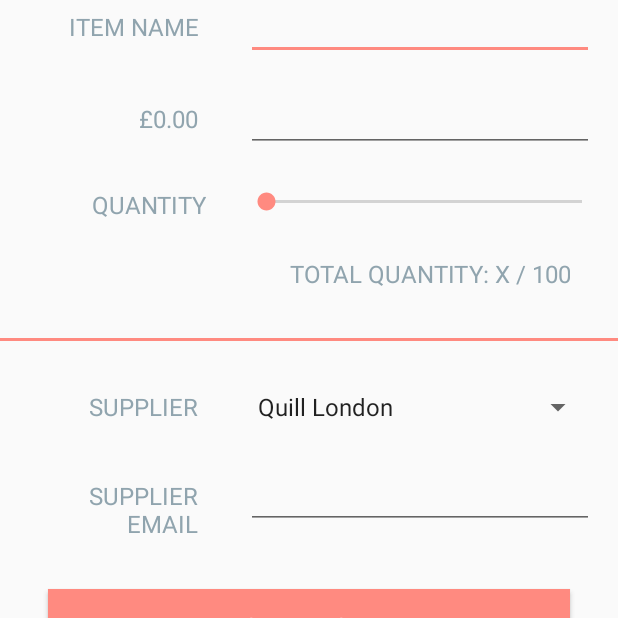
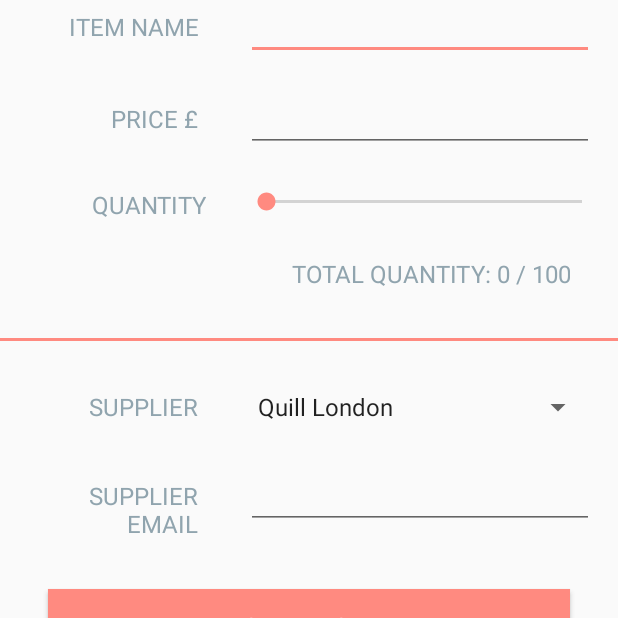
Before and after one commit to taml/inventory-app, an Android app: the AddEditActivity screen opened directly, with no data from a screen before it, on a phone screen of 412 x 824 dp, the part 371-989 px from its top. Run offline under Robolectric (Android 15) with nearby library versions, the phone set to English and light mode, and no system bars; 1 statement that could not run was skipped.

Commit message:
Added methods for save and delete individual items.

```diff
--- a/app/src/main/java/com/example/android/inventoryapp/data/InventoryProvider.java
+++ b/app/src/main/java/com/example/android/inventoryapp/data/InventoryProvider.java
@@ -143,7 +143,7 @@ public class InventoryProvider extends ContentProvider {
         }
 
         // If the price is provided, check that it's greater than or equal to 0.00
-        Float price = values.getAsFloat(InventoryEntry.COLUMN_PRICE);
+        Double price = values.getAsDouble(InventoryEntry.COLUMN_PRICE);
         if (price != null && price < 0.00) {
             throw new IllegalArgumentException("Inventory item requires valid price");
         }
@@ -254,7 +254,7 @@ public class InventoryProvider extends ContentProvider {
         // check that the quantity value is valid.
         if (values.containsKey(InventoryEntry.COLUMN_PRICE)) {
             // Check that the quantity is greater than or equal to 0
-            Float price = values.getAsFloat(InventoryEntry.COLUMN_PRICE);
+            Double price = values.getAsDouble(InventoryEntry.COLUMN_PRICE);
             if (price != null && price < 0.00) {
                 throw new IllegalArgumentException("Item requires a valid price");
             }
--- a/app/src/main/res/values/strings.xml
+++ b/app/src/main/res/values/strings.xml
@@ -13,9 +13,9 @@
 
     <string name="item_picture">Add Item Picture</string>
     <string name="item_name">Item Name</string>
-    <string name="item_price">£0.00</string>
+    <string name="item_price">Price £</string>
     <string name="quantity">Quantity</string>
-    <string name="total_quantity">Total Quantity: X / 100 </string>
+    <string name="total_quantity">Total Quantity: 0 / 100 </string>
     <string name="supplier">Supplier</string>
     <string name="supplier_email">Supplier Email</string>
     <string name="order_more">Order More</string>
@@ -25,6 +25,10 @@
     <string name="supplier_three">Cult Pens</string>
     <string name="supplier_four">Jet Pens</string>
     <string name="supplier_unknown">Unknown</string>
-    <string name="delete_item_failed">There was a problem deleting inventory item!</string>
-    <string name="delete_item_successful">Inventory item was deleted successfully!</string>
+    <string name="delete_item_failed">There was a problem deleting inventory item :( !</string>
+    <string name="delete_item_successful">Inventory item was deleted successfully :) !</string>
+    <string name="error_saving">Error saving inventory item :( !</string>
+    <string name="success_saving">Inventory item successfully saved :) !</string>
+    <string name="error_updating">Error updating inventory item :( !</string>
+    <string name="success_updating">Inventory item successfully updated :) !</string>
 </resources>
```
Also changed, not shown: app/src/main/java/com/example/android/inventoryapp/AddEditActivity.java (+80 -4 lines).
